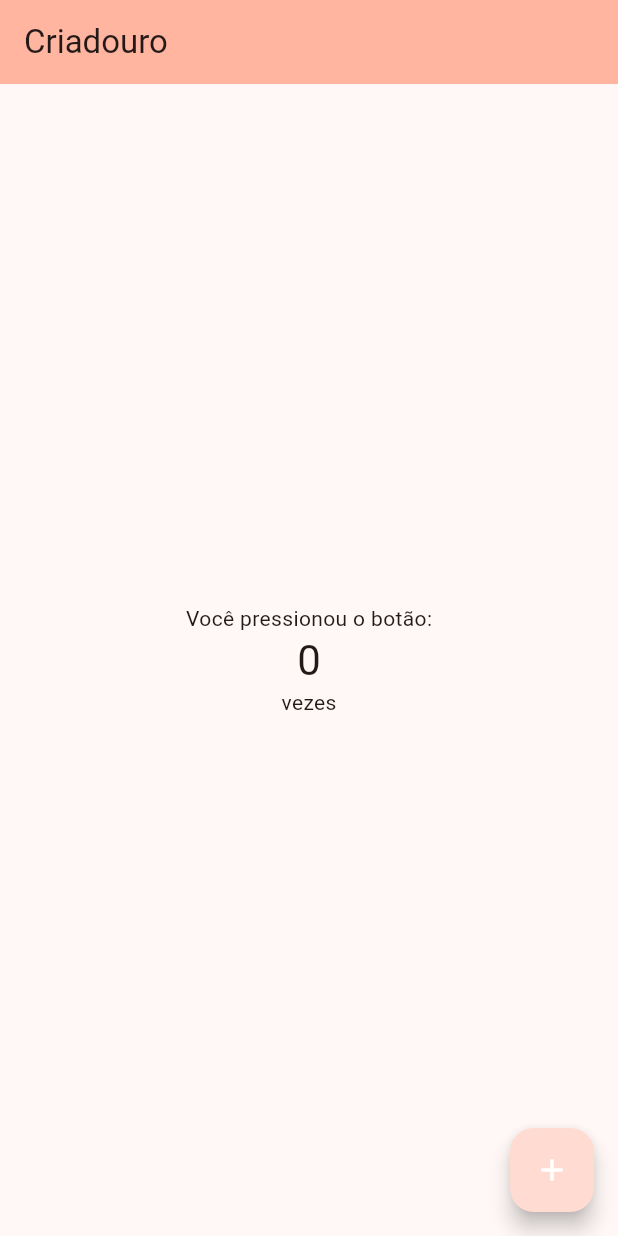
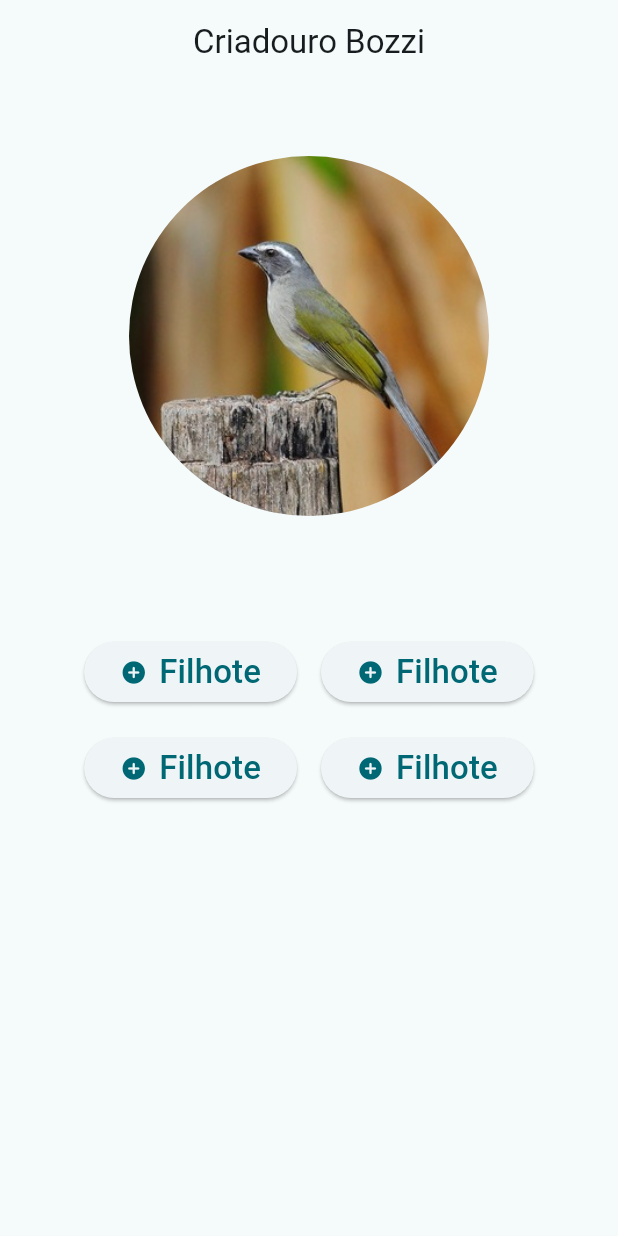
Before and after one commit to DennisBozzi/Criadouro, a Flutter app: the screen it shows after launch, on a phone screen of 412 x 824 dp. Run offline on Flutter 3.47's test engine with Material 2 defaults, Android fonts, the phone set to English and light mode, and no system bars.

Commit message:
Aprendendo a criar botões (ElevateButton) na tela, a adicionar funções ao clicar nos botões
Aprendendo a criar novas tela e a como chamá-las. (MaterialPageRoute)

Como adicionar um Padding, Column, Row, Wrap, Image, Icon, uma estrutura circular para a imagem ClipOval.

```diff
--- a/lib/main.dart
+++ b/lib/main.dart
@@ -1,8 +1,11 @@
+import 'package:criadouro/novoFilhote.dart';
 import 'package:flutter/material.dart';
 
 void main() {
   runApp(const MyApp());
 }
+
+const white = Colors.white;
 
 class MyApp extends StatelessWidget {
   const MyApp({super.key});
@@ -10,14 +13,12 @@
   @override
   Widget build(BuildContext context) {
     return MaterialApp(
-      title: 'Criadouro',
+      title: 'Criadouro Bozzi',
       theme: ThemeData(
-          colorScheme: ColorScheme.fromSeed(seedColor: Colors.deepOrange),
+        colorScheme: ColorScheme.fromSeed(seedColor: white),
         useMaterial3: true,
-          floatingActionButtonTheme: FloatingActionButtonThemeData(
-            foregroundColor: Colors.white,
-          )),
-      home: const MyHomePage(title: 'Criadouro'),
+      ),
+      home: const MyHomePage(title: 'Criadouro Bozzi'),
     );
   }
 }
@@ -44,30 +45,124 @@
   Widget build(BuildContext context) {
     return Scaffold(
       appBar: AppBar(
-        backgroundColor: Theme.of(context).colorScheme.inversePrimary,
+        backgroundColor: Theme.of(context).colorScheme.surface,
         title: Text(widget.title),
+        centerTitle: true,
       ),
       body: Center(
+        child: Padding(
+          padding: EdgeInsets.only(bottom: 240),
           child: Column(
             mainAxisAlignment: MainAxisAlignment.center,
-          children: <Widget>[
-            const Text(
-              'Você pressionou o botão:',
+            children: [
+              Padding(
+                padding: EdgeInsets.only(bottom: 80),
+                child: ClipOval(
+                  child: Image(
+                    image: AssetImage('images/trinca.jpg'),
+                    width: 240,
+                    // Defina o tamanho da imagem aqui
+                    height: 240,
+                    // Defina o tamanho da imagem aqui
+                    fit: BoxFit
+                        .cover, // Define como a imagem será ajustada dentro do círculo
                   ),
+                ),
+              ),
+              Wrap(
+                alignment: WrapAlignment.center,
+                spacing: 16.0,
+                runSpacing: 16.0,
+                children: [
+                  ElevatedButton(
+                    onPressed: () {
+                      Navigator.push(
+                        context,
+                        MaterialPageRoute(
+                          builder: (context) => novoFilhote(),
+                        ),
+                      );
+                    },
+                    child: Row(
+                      mainAxisSize: MainAxisSize.min,
+                      children: [
+                        Icon(Icons.add_circle_rounded),
+                        SizedBox(width: 8),
                         Text(
-              '$_counter',
-              style: Theme.of(context).textTheme.headlineMedium,
+                          'Filhote',
+                          style: TextStyle(fontSize: 22),
                         ),
-            const Text(
-              'vezes',
-            )
                       ],
                     ),
                   ),
-      floatingActionButton: FloatingActionButton(
-        onPressed: _incrementCounter,
-        tooltip: 'Increment',
-        child: const Icon(Icons.add),
+                  ElevatedButton(
+                    onPressed: () {
+                      Navigator.push(
+                        context,
+                        MaterialPageRoute(
+                          builder: (context) => novoFilhote(),
+                        ),
+                      );
+                    },
+                    child: Row(
+                      mainAxisSize: MainAxisSize.min,
+                      children: [
+                        Icon(Icons.add_circle_rounded),
+                        SizedBox(width: 8),
+                        Text(
+                          'Filhote',
+                          style: TextStyle(fontSize: 22),
+                        ),
+                      ],
+                    ),
+                  ),
+                  ElevatedButton(
+                    onPressed: () {
+                      Navigator.push(
+                        context,
+                        MaterialPageRoute(
+                          builder: (context) => novoFilhote(),
+                        ),
+                      );
+                    },
+                    child: Row(
+                      mainAxisSize: MainAxisSize.min,
+                      children: [
+                        Icon(Icons.add_circle_rounded),
+                        SizedBox(width: 8),
+                        Text(
+                          'Filhote',
+                          style: TextStyle(fontSize: 22),
+                        ),
+                      ],
+                    ),
+                  ),
+                  ElevatedButton(
+                    onPressed: () {
+                      Navigator.push(
+                        context,
+                        MaterialPageRoute(
+                          builder: (context) => novoFilhote(),
+                        ),
+                      );
+                    },
+                    child: Row(
+                      mainAxisSize: MainAxisSize.min,
+                      children: [
+                        Icon(Icons.add_circle_rounded),
+                        SizedBox(width: 8),
+                        Text(
+                          'Filhote',
+                          style: TextStyle(fontSize: 22),
+                        ),
+                      ],
+                    ),
+                  ),
+                ],
+              ),
+            ],
+          ),
+        ),
       ),
     );
   }
```
Also changed, not shown: lib/novoFilhote.dart (added, +15 -0 lines), pubspec.yaml (+12 -8 lines), images/child.png (added), images/female.png (added), images/flower.png (added), images/flower2.png (added), images/flower3.png (added), images/male.png (added), images/trinca.jpg (added), 1 other file. Lines whose indentation alone changed are shown as unchanged.
